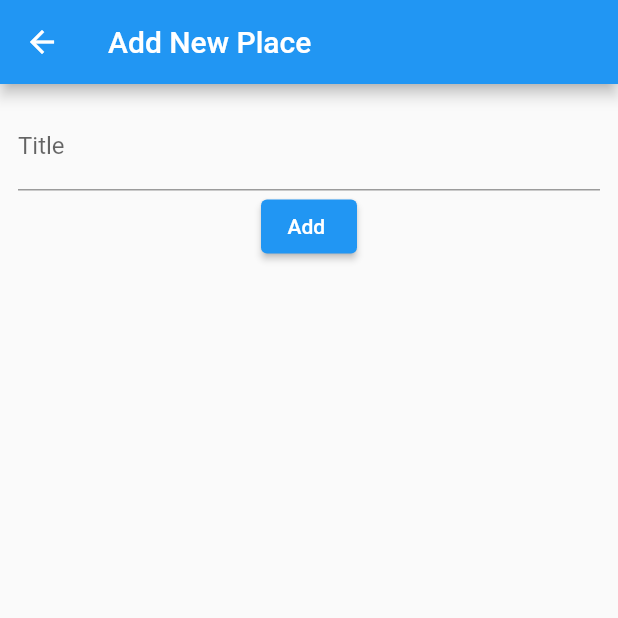
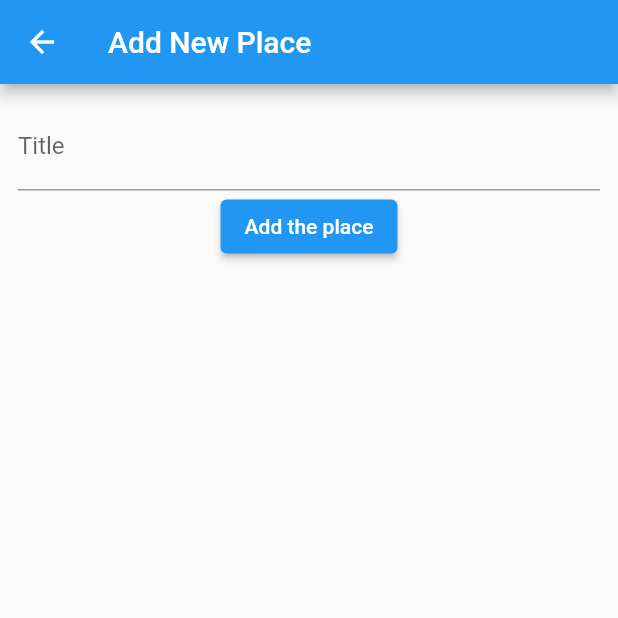
Before and after one commit to iHamza7/Native-features, a Flutter app: the AddPlaceScreen screen opened directly, on a phone screen of 412 x 824 dp, the top half of it. Run offline on Flutter 3.47's test engine with Material 2 defaults, Android fonts, the phone set to English and light mode, and no system bars.

Commit message:
lib changed

```diff
--- a/lib/screens/addplacesscreen.dart
+++ b/lib/screens/addplacesscreen.dart
@@ -32,7 +32,7 @@ class _AddPlaceScreenState extends State<AddPlaceScreen> {
             ),
             ElevatedButton(
               onPressed: () {},
-              child: const Text('Add '),
+              child: const Text('Add the place'),
             ),
           ],
         ),
```
